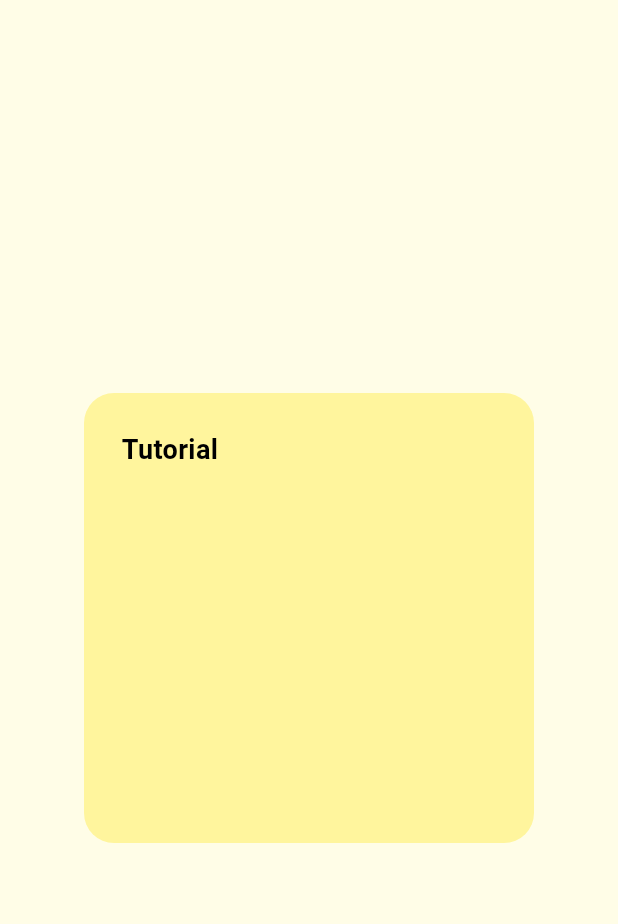
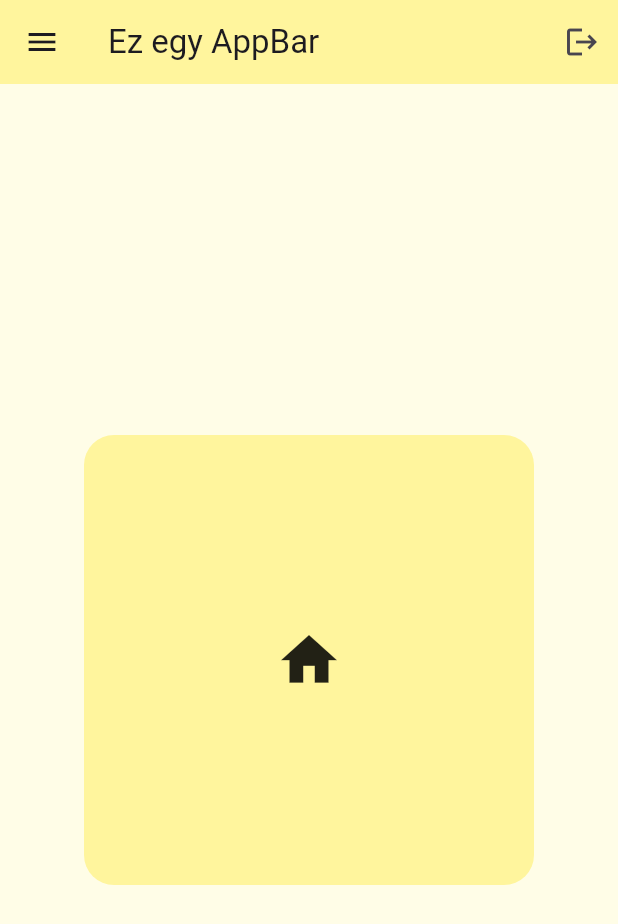
Before and after one commit to dajkagabi/Flutter-2024, a Flutter app: the screen it shows after launch, on a phone screen of 412 x 824 dp. Shown: the top 924 px of the screen. Run offline on Flutter 3.47's test engine with Material 3 defaults, Android fonts, the phone set to English and light mode, and no system bars.

Commit message:
AppBar, ikonok elhelyezése és kialakítása

```diff
--- a/lib/main.dart
+++ b/lib/main.dart
@@ -16,6 +16,13 @@ class MyApp extends StatelessWidget {
       //debugShowCheckedModeBanner: false,
       home: Scaffold(
         backgroundColor: Colors.yellow[50],
+        appBar: AppBar(
+          title: Text("Ez egy AppBar"),
+          backgroundColor: Colors.yellow[200],
+          elevation: 0,
+          leading: Icon(Icons.menu),
+          actions: [IconButton(onPressed: () {}, icon: Icon(Icons.logout))],
+        ),
         body: Center(
           child: Container(
             height: 300,
@@ -26,13 +33,9 @@ class MyApp extends StatelessWidget {
               borderRadius: BorderRadius.circular(20),
             ),
             padding: EdgeInsets.all(25),
-            child: Text(
-              "Tutorial",
-              style: TextStyle(
-                color: Colors.black,
-                fontSize: 18,
-                fontWeight: FontWeight.bold,
-              ),
+            child: Icon(
+              Icons.home,
+              size: 45,
             ),
           ),
         ),
```
